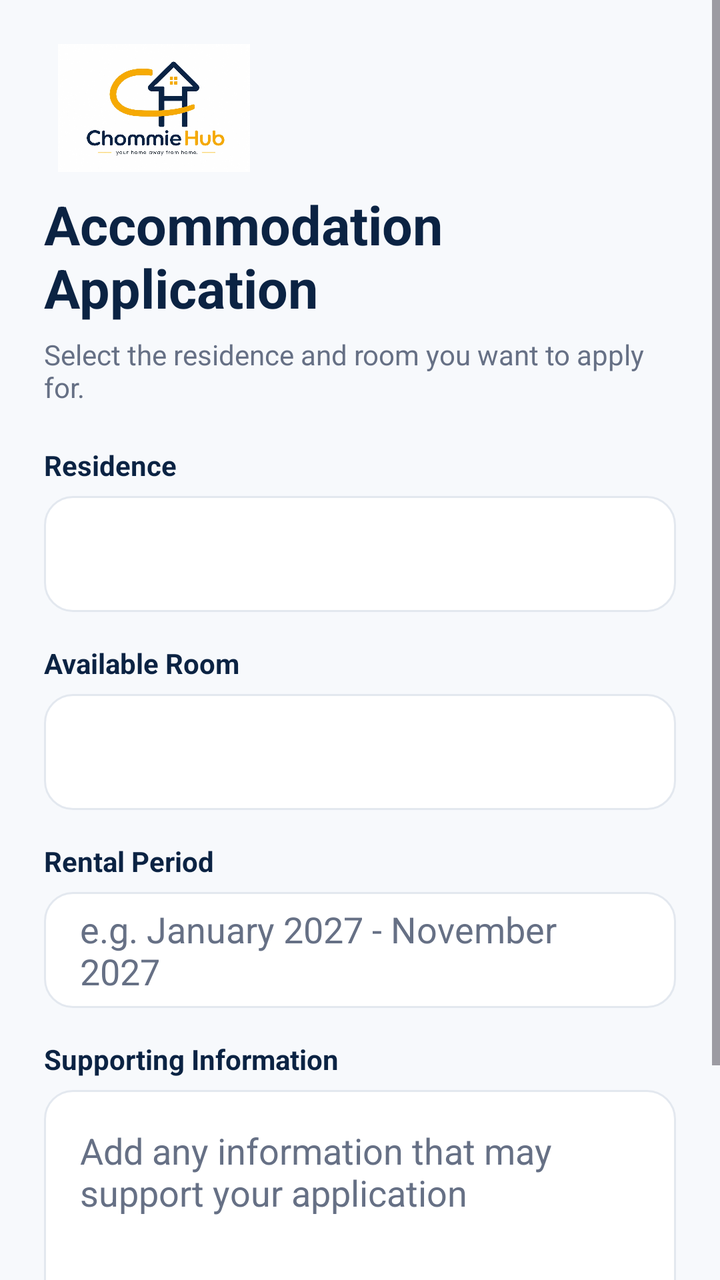
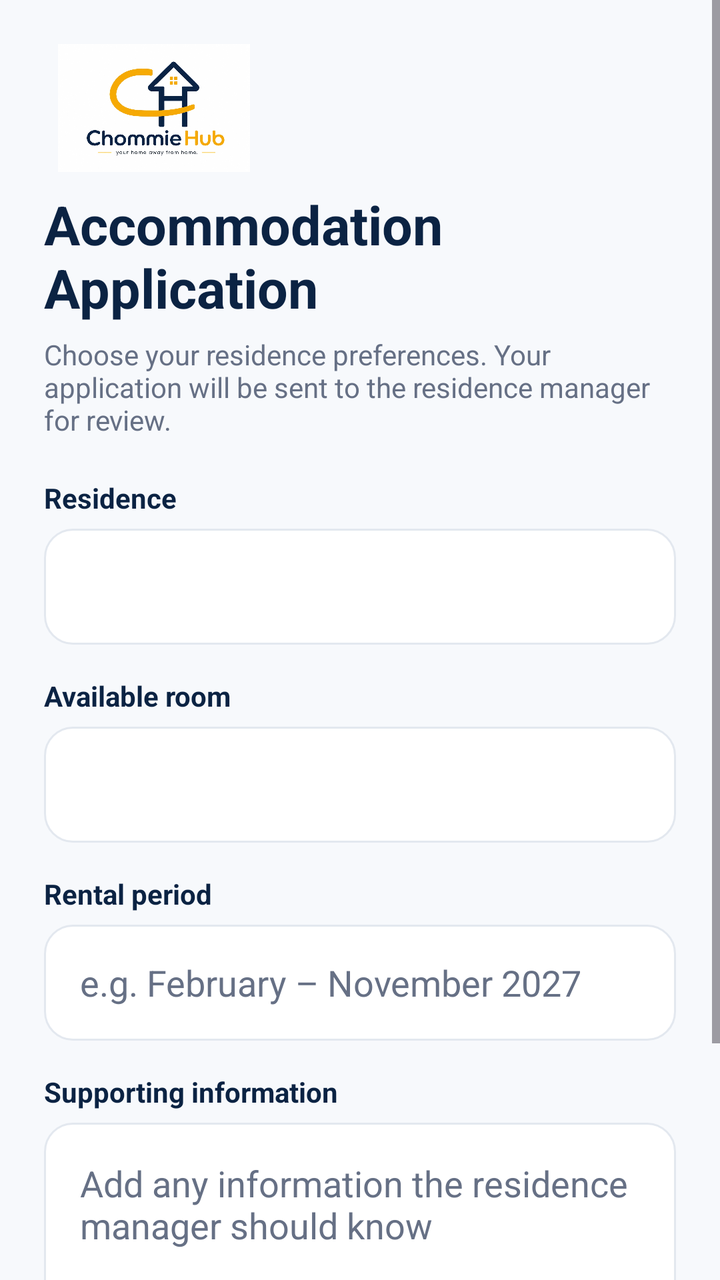

Compare the two renders of this Android layout. The source of the first and the diff that turns it into the second are given below.
<!-- AndroidManifest.xml: application theme Theme.ChommieHub -->
<!-- res/layout/fragment_application_form.xml -->
<?xml version="1.0" encoding="utf-8"?>
<ScrollView xmlns:android="http://schemas.android.com/apk/res/android"
    android:layout_width="match_parent"
    android:layout_height="match_parent"
    android:background="@color/chommie_background"
    android:fillViewport="true">

    <LinearLayout
        android:layout_width="match_parent"
        android:layout_height="wrap_content"
        android:orientation="vertical"
        android:padding="22dp">

        <ImageView
            android:layout_width="110dp"
            android:layout_height="64dp"
            android:contentDescription="@string/logo_description"
            android:scaleType="centerInside"
            android:src="@drawable/chommiehub_logo" />

        <TextView
            android:layout_width="wrap_content"
            android:layout_height="wrap_content"
            android:layout_marginTop="8dp"
            android:text="Accommodation Application"
            android:textColor="@color/chommie_navy"
            android:textSize="27sp"
            android:textStyle="bold" />

        <TextView
            android:layout_width="match_parent"
            android:layout_height="wrap_content"
            android:layout_marginTop="6dp"
            android:layout_marginBottom="20dp"
            android:text="Select the residence and room you want to apply for."
            android:textColor="@color/chommie_text_secondary" />

        <TextView
            android:layout_width="wrap_content"
            android:layout_height="wrap_content"
            android:text="Residence"
            android:textColor="@color/chommie_navy"
            android:textStyle="bold" />

        <Spinner
            android:id="@+id/spAccommodation"
            android:layout_width="match_parent"
            android:layout_height="58dp"
            android:layout_marginTop="6dp"
            android:background="@drawable/bg_input"
            android:paddingHorizontal="14dp" />

        <TextView
            android:layout_width="wrap_content"
            android:layout_height="wrap_content"
            android:layout_marginTop="16dp"
            android:text="Available Room"
            android:textColor="@color/chommie_navy"
            android:textStyle="bold" />

        <Spinner
            android:id="@+id/spRoom"
            android:layout_width="match_parent"
            android:layout_height="58dp"
            android:layout_marginTop="6dp"
            android:background="@drawable/bg_input"
            android:paddingHorizontal="14dp" />

        <TextView
            android:layout_width="wrap_content"
            android:layout_height="wrap_content"
            android:layout_marginTop="16dp"
            android:text="Rental Period"
            android:textColor="@color/chommie_navy"
            android:textStyle="bold" />

        <EditText
            android:id="@+id/etRentalPeriod"
            android:layout_width="match_parent"
            android:layout_height="58dp"
            android:layout_marginTop="6dp"
            android:background="@drawable/bg_input"
            android:hint="e.g. January 2027 - November 2027"
            android:paddingHorizontal="18dp"
            android:textColor="@color/chommie_text_primary"
            android:textColorHint="@color/chommie_text_secondary" />

        <TextView
            android:layout_width="wrap_content"
            android:layout_height="wrap_content"
            android:layout_marginTop="16dp"
            android:text="Supporting Information"
            android:textColor="@color/chommie_navy"
            android:textStyle="bold" />

        <EditText
            android:id="@+id/etSupportingInfo"
            android:layout_width="match_parent"
            android:layout_height="120dp"
            android:layout_marginTop="6dp"
            android:background="@drawable/bg_input"
            android:gravity="top|start"
            android:hint="Add any information that may support your application"
            android:inputType="textMultiLine|textCapSentences"
            android:padding="18dp"
            android:textColor="@color/chommie_text_primary"
            android:textColorHint="@color/chommie_text_secondary" />

        <Button
            android:id="@+id/btnReviewApplication"
            android:layout_width="match_parent"
            android:layout_height="58dp"
            android:layout_marginTop="24dp"
            android:backgroundTint="@color/chommie_gold"
            android:text="Review Application"
            android:textColor="@color/chommie_navy"
            android:textStyle="bold" />

    </LinearLayout>

</ScrollView>
<!-- resources referenced by this layout -->
<resources>
  <color name="chommie_background">#F7F9FC</color>
  <color name="chommie_gold">#F4AA08</color>
  <color name="chommie_navy">#0B2343</color>
  <color name="chommie_text_primary">#172033</color>
  <color name="chommie_text_secondary">#667085</color>
  <!-- drawable bg_input (drawable) -->
  <?xml version="1.0" encoding="utf-8"?>
  <shape xmlns:android="http://schemas.android.com/apk/res/android"
      android:shape="rectangle">
  
      <solid android:color="@color/chommie_surface" />
      <corners android:radius="14dp" />
      <stroke
          android:width="1dp"
          android:color="@color/chommie_border" />
      <padding
          android:left="16dp"
          android:top="4dp"
          android:right="16dp"
          android:bottom="4dp" />
  </shape>
  <!-- drawable chommiehub_logo: jpeg bitmap (drawable, 69659 bytes) -->
  <string name="logo_description">ChommieHub logo</string>
  <style name="Theme.ChommieHub" parent="Base.Theme.ChommieHub" />
  <color name="chommie_surface">#FFFFFF</color>
  <color name="chommie_border">#E3E8EF</color>
  <style name="Base.Theme.ChommieHub" parent="Theme.Material3.DayNight.NoActionBar">
  
          
          <item name="colorPrimary">@color/chommie_navy</item>
          <item name="colorOnPrimary">@color/white</item>
  
          
          <item name="colorSecondary">@color/chommie_gold</item>
          <item name="colorOnSecondary">@color/chommie_navy</item>
  
          
          <item name="colorSurface">@color/chommie_surface</item>
          <item name="colorOnSurface">@color/chommie_text_primary</item>
  
          
          <item name="android:windowBackground">@color/chommie_background</item>
  
          
          <item name="android:statusBarColor">@color/chommie_navy</item>
          <item name="android:navigationBarColor">@color/chommie_navy</item>
  
      </style>
  <color name="white">#FFFFFF</color>
</resources>

<!-- the commit's change to res/layout/fragment_application_form.xml (unified diff, before → after) -->
@@ -22,7 +22,7 @@
             android:layout_width="wrap_content"
             android:layout_height="wrap_content"
             android:layout_marginTop="8dp"
-            android:text="Accommodation Application"
+            android:text="@string/application_form_title"
             android:textColor="@color/chommie_navy"
             android:textSize="27sp"
             android:textStyle="bold" />
@@ -32,13 +32,13 @@
             android:layout_height="wrap_content"
             android:layout_marginTop="6dp"
             android:layout_marginBottom="20dp"
-            android:text="Select the residence and room you want to apply for."
+            android:text="@string/application_form_subtitle"
             android:textColor="@color/chommie_text_secondary" />
 
         <TextView
             android:layout_width="wrap_content"
             android:layout_height="wrap_content"
-            android:text="Residence"
+            android:text="@string/application_residence"
             android:textColor="@color/chommie_navy"
             android:textStyle="bold" />
 
@@ -54,7 +54,7 @@
             android:layout_width="wrap_content"
             android:layout_height="wrap_content"
             android:layout_marginTop="16dp"
-            android:text="Available Room"
+            android:text="@string/application_available_room"
             android:textColor="@color/chommie_navy"
             android:textStyle="bold" />
 
@@ -70,7 +70,7 @@
             android:layout_width="wrap_content"
             android:layout_height="wrap_content"
             android:layout_marginTop="16dp"
-            android:text="Rental Period"
+            android:text="@string/application_rental_period"
             android:textColor="@color/chommie_navy"
             android:textStyle="bold" />
 
@@ -80,7 +80,7 @@
             android:layout_height="58dp"
             android:layout_marginTop="6dp"
             android:background="@drawable/bg_input"
-            android:hint="e.g. January 2027 - November 2027"
+            android:hint="@string/application_rental_period_hint"
             android:paddingHorizontal="18dp"
             android:textColor="@color/chommie_text_primary"
             android:textColorHint="@color/chommie_text_secondary" />
@@ -89,7 +89,7 @@
             android:layout_width="wrap_content"
             android:layout_height="wrap_content"
             android:layout_marginTop="16dp"
-            android:text="Supporting Information"
+            android:text="@string/application_supporting_info"
             android:textColor="@color/chommie_navy"
             android:textStyle="bold" />
 
@@ -100,7 +100,7 @@
             android:layout_marginTop="6dp"
             android:background="@drawable/bg_input"
             android:gravity="top|start"
-            android:hint="Add any information that may support your application"
+            android:hint="@string/application_supporting_info_hint"
             android:inputType="textMultiLine|textCapSentences"
             android:padding="18dp"
             android:textColor="@color/chommie_text_primary"
@@ -112,7 +112,7 @@
             android:layout_height="58dp"
             android:layout_marginTop="24dp"
             android:backgroundTint="@color/chommie_gold"
-            android:text="Review Application"
+            android:text="@string/application_review_button"
             android:textColor="@color/chommie_navy"
             android:textStyle="bold" />
 
<!-- resource entries referenced after the edit -->
@@ -22,6 +22,15 @@
           android:bottom="4dp" />
   </shape>
   <!-- drawable chommiehub_logo: jpeg bitmap (drawable, 69659 bytes) -->
+  <string name="application_available_room">Available room</string>
+  <string name="application_form_subtitle">Choose your residence preferences. Your application will be sent to the residence manager for review.</string>
+  <string name="application_form_title">Accommodation Application</string>
+  <string name="application_rental_period">Rental period</string>
+  <string name="application_rental_period_hint">e.g. February – November 2027</string>
+  <string name="application_residence">Residence</string>
+  <string name="application_review_button">Review application</string>
+  <string name="application_supporting_info">Supporting information</string>
+  <string name="application_supporting_info_hint">Add any information the residence manager should know</string>
   <string name="logo_description">ChommieHub logo</string>
   <style name="Theme.ChommieHub" parent="Base.Theme.ChommieHub" />
   <color name="chommie_surface">#FFFFFF</color>
